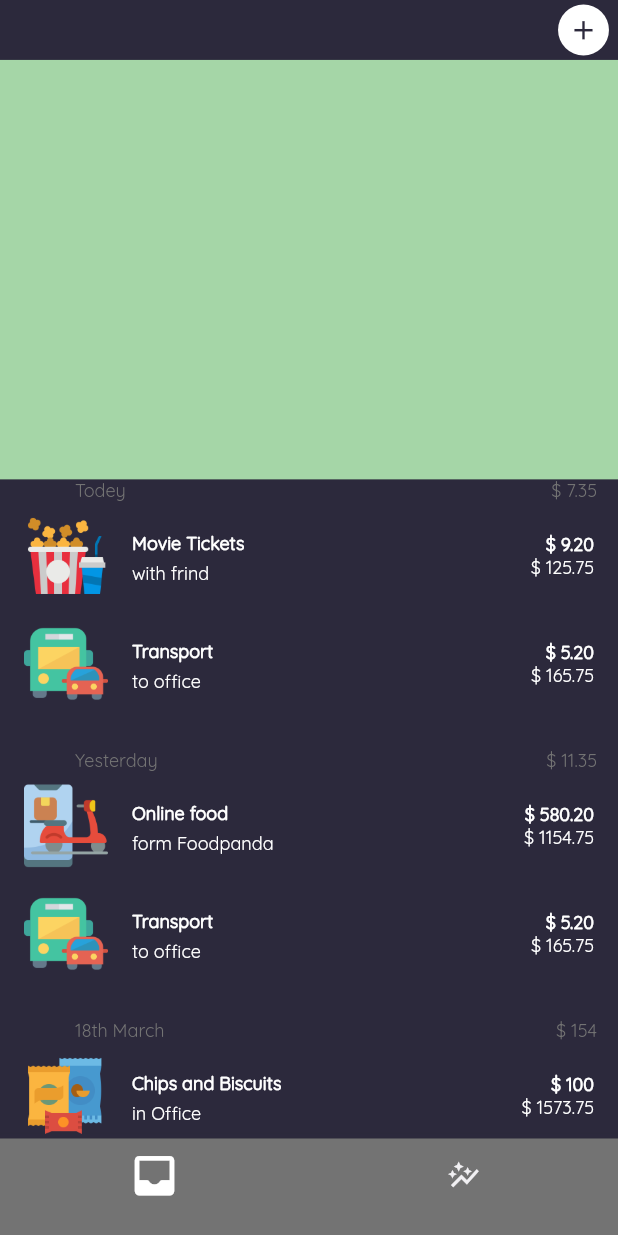
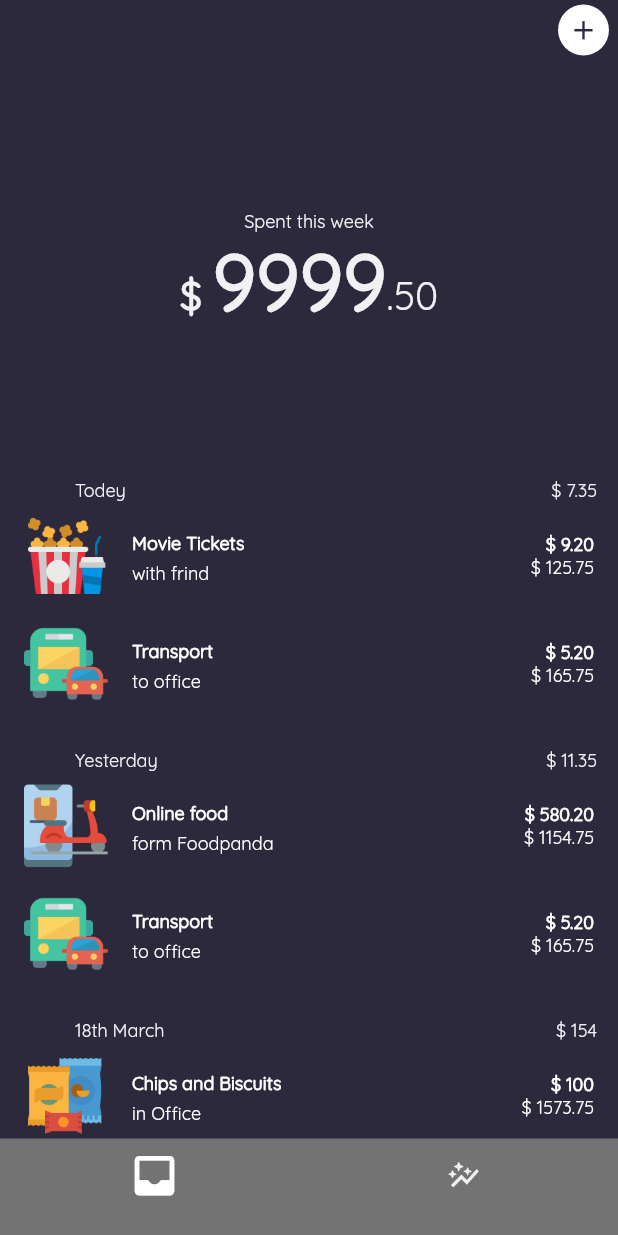
Before and after one commit to BILALAHMAD5587/expense_manger, a Flutter app: the screen it shows after launch, on a phone screen of 412 x 824 dp. Run offline on Flutter 3.47's test engine with Material 2 defaults, Android fonts, the phone set to English and light mode, and no system bars; our stand-ins replace bloc, flutter_pw_validator, sqflite; missing offline and left inert: dart:html; accounts and stored records are empty.

Commit message:
home Page Adedd

```diff
--- a/lib/screens/home/frags/frag_transaction/frag_tranaction.dart
+++ b/lib/screens/home/frags/frag_transaction/frag_tranaction.dart
@@ -38,7 +38,39 @@ class FragTransaction extends StatelessWidget {
               Expanded(
                   flex: 7,
                   child: Container(
-                    color: Colors.green.shade200,
+                    //color: Colors.green.shade200,
+                    child: Column(
+                      mainAxisAlignment: MainAxisAlignment.center,
+                      children: [
+                        Text('Spent this week',
+                            style: mTextStylr12(
+                                mColor: isLight
+                                    ? MyColors.secoundryBColor
+                                    : MyColors.secondryWColor)),
+                        RichText(
+                            text: TextSpan(children: [
+                          TextSpan(
+                              text: '\$ ',
+                              style: mTextStylr26(
+                                  mColor: isLight
+                                  ? MyColors.secoundryBColor
+                                  : MyColors.secondryWColor,
+                                  fontweight: FontWeight.bold)),
+                          TextSpan(
+                              text: '9999',
+                              style: mTextStylr52(
+                                  mColor: isLight
+                                  ? MyColors.secoundryBColor
+                                  : MyColors.secondryWColor,
+                                  fontweight: FontWeight.bold)),
+                          TextSpan(
+                              text: '.50',
+                              style: mTextStylr26(mColor: isLight
+                              ? MyColors.secoundryBColor
+                              : MyColors.secondryWColor))
+                        ]))
+                      ],
+                    ),
                   )),
               Expanded(
                   flex: 11,
@@ -66,15 +98,15 @@ class FragTransaction extends StatelessWidget {
                   dayTransDetails['day'],
                   style: mTextStylr12(
                       mColor: isLight
-                          ? MyColors.secondryWColor
-                          : MyColors.secoundryBColor),
+                          ? MyColors.secoundryBColor
+                          : MyColors.secondryWColor),
                 ),
                 Text(
                   '\$ ${dayTransDetails['amt']}',
                   style: mTextStylr12(
                       mColor: isLight
-                          ? MyColors.secondryWColor
-                          : MyColors.secoundryBColor),
+                          ? MyColors.secoundryBColor
+                          : MyColors.secondryWColor),
                 )
               ],
             ),
```
